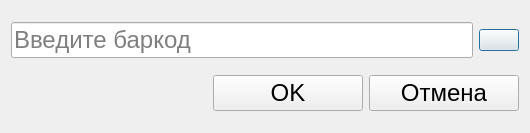
Old version of the form stoppark/ticket-input.ui in the repository vicgordienko/stoppark_panel.
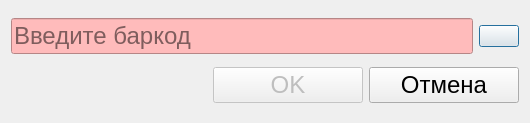
New version of the form. Icons and pictures are not drawn.

What changed in the file:
```diff
--- a/stoppark/ticket-input.ui
+++ b/stoppark/ticket-input.ui
@@ -7,7 +7,7 @@
     <x>0</x>
     <y>0</y>
     <width>530</width>
-    <height>133</height>
+    <height>123</height>
    </rect>
   </property>
   <property name="windowTitle">
@@ -23,6 +23,9 @@
          <pointsize>18</pointsize>
         </font>
        </property>
+       <property name="styleSheet">
+        <string notr="true">background-color: #FFBBBB</string>
+       </property>
        <property name="placeholderText">
         <string>Введите баркод</string>
        </property>
@@ -70,6 +73,9 @@
      </item>
      <item>
       <widget class="QPushButton" name="ok">
+       <property name="enabled">
+        <bool>false</bool>
+       </property>
        <property name="minimumSize">
         <size>
          <width>150</width>
```
